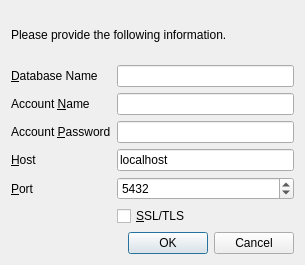
Before: the Qt Designer form branches/trunk/GoldBug-UI/postgresqlconnect.ui in textbrowser/spot-on, drawn with Qt 5.
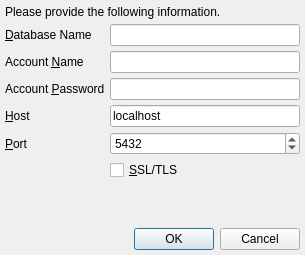
After: the same form once the commit is applied. Icons and pictures are not drawn.

```diff
--- a/branches/trunk/GoldBug-UI/postgresqlconnect.ui
+++ b/branches/trunk/GoldBug-UI/postgresqlconnect.ui
@@ -7,7 +7,7 @@
     <x>0</x>
     <y>0</y>
     <width>305</width>
-    <height>265</height>
+    <height>255</height>
    </rect>
   </property>
   <property name="windowIcon">
@@ -15,6 +15,12 @@
     <normaloff>:/Logo/goldbug.png</normaloff>:/Logo/goldbug.png</iconset>
   </property>
   <layout class="QVBoxLayout" name="verticalLayout">
+   <property name="spacing">
+    <number>5</number>
+   </property>
+   <property name="margin">
+    <number>5</number>
+   </property>
    <item>
     <widget class="QLabel" name="message">
      <property name="text">
@@ -24,8 +30,14 @@
    </item>
    <item>
     <layout class="QGridLayout" name="gridLayout">
+     <property name="spacing">
+      <number>5</number>
+     </property>
      <item row="5" column="1">
       <layout class="QHBoxLayout" name="horizontalLayout">
+       <property name="spacing">
+        <number>5</number>
+       </property>
        <item>
         <widget class="QCheckBox" name="ssltls">
          <property name="text">
@@ -133,6 +145,19 @@
      </item>
     </layout>
    </item>
+   <item>
+    <spacer name="verticalSpacer">
+     <property name="orientation">
+      <enum>Qt::Vertical</enum>
+     </property>
+     <property name="sizeHint" stdset="0">
+      <size>
+       <width>20</width>
+       <height>40</height>
+      </size>
+     </property>
+    </spacer>
+   </item>
    <item>
     <widget class="QDialogButtonBox" name="buttonBox">
      <property name="orientation">
```
